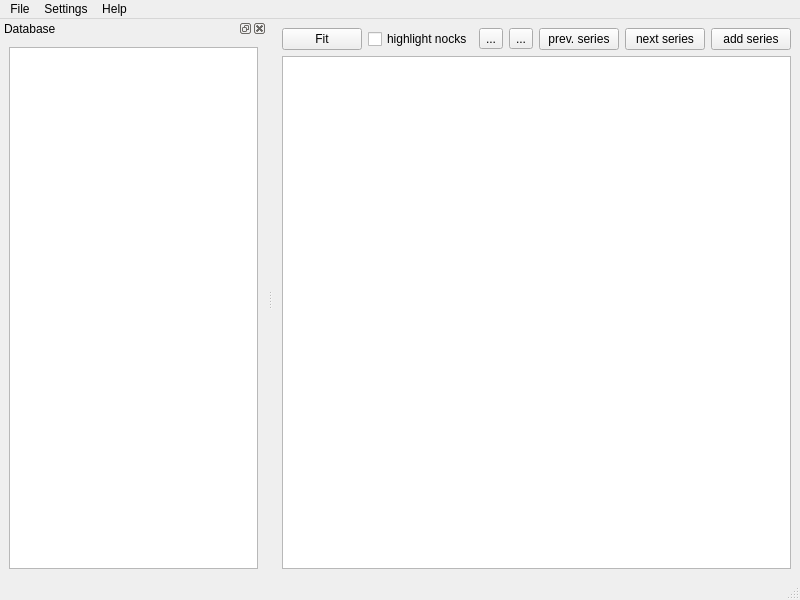
Before: the Qt Designer form src/gui/mainwindow.ui in grotsztaksel/ArcherAssistant, drawn with Qt 5.
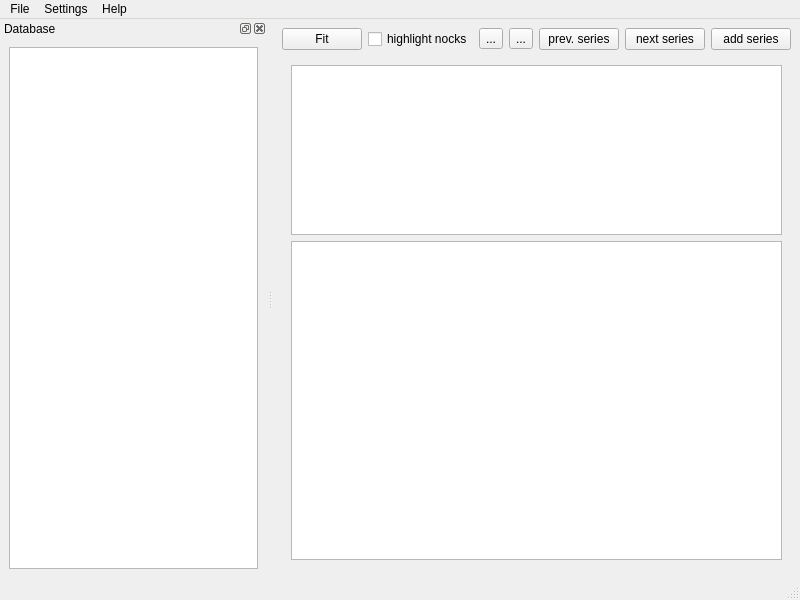
After: the same form once the commit is applied. Custom widgets are drawn as their Qt base class.

Commit message: UI: PoC &  prototyping of the top thumbnail bar

Diff of the .ui file:
```diff
--- a/src/gui/mainwindow.ui
+++ b/src/gui/mainwindow.ui
@@ -96,6 +96,41 @@
      </layout>
     </item>
     <item>
+     <widget class="QStackedWidget" name="stackedWidget">
+      <property name="currentIndex">
+       <number>0</number>
+      </property>
+      <widget class="QWidget" name="page">
+       <layout class="QVBoxLayout" name="verticalLayout_3">
+        <item>
+         <widget class="QListWidget" name="thumbnailsView">
+          <property name="maximumSize">
+           <size>
+            <width>16777215</width>
+            <height>170</height>
+           </size>
+          </property>
+          <property name="dragDropMode">
+           <enum>QAbstractItemView::DragDrop</enum>
+          </property>
+          <property name="iconSize">
+           <size>
+            <width>200</width>
+            <height>150</height>
+           </size>
+          </property>
+          <property name="isWrapping" stdset="0">
+           <bool>false</bool>
+          </property>
+          <property name="resizeMode">
+           <enum>QListView::Adjust</enum>
+          </property>
+          <property name="viewMode">
+           <enum>QListView::IconMode</enum>
+          </property>
+         </widget>
+        </item>
+        <item>
      <widget class="MainGraphicsView" name="graphicsView">
       <property name="verticalScrollBarPolicy">
        <enum>Qt::ScrollBarAlwaysOff</enum>
@@ -103,6 +138,11 @@
       <property name="horizontalScrollBarPolicy">
        <enum>Qt::ScrollBarAlwaysOff</enum>
       </property>
+         </widget>
+        </item>
+       </layout>
+      </widget>
+      <widget class="QWidget" name="page_2"/>
      </widget>
     </item>
    </layout>
```
Lines whose indentation alone changed are shown as unchanged. The commit also changes 2 other files.
